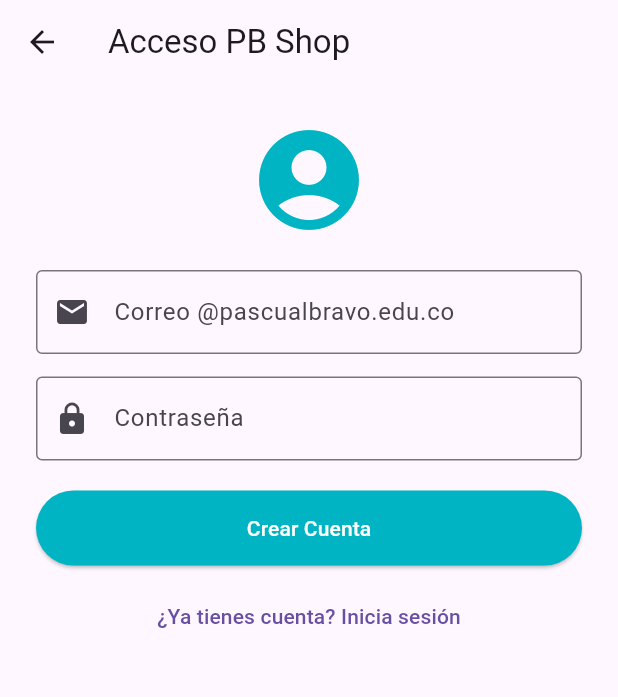
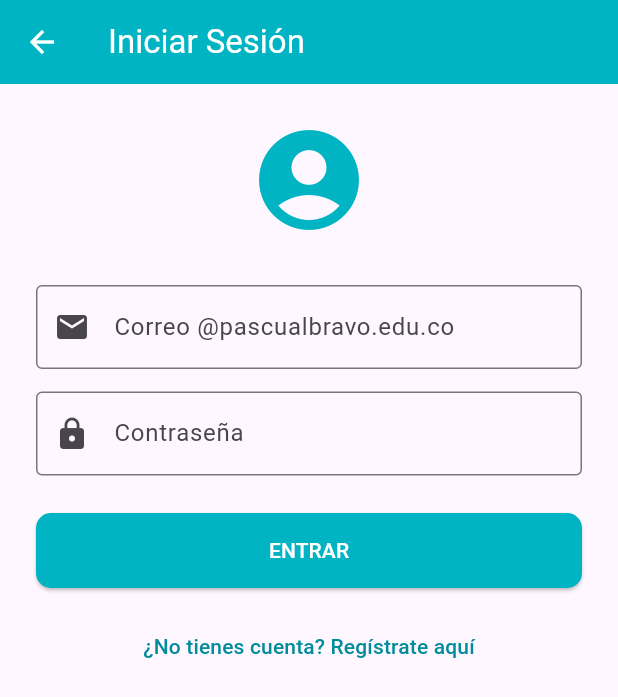
Before and after one commit to pbshopapp/PbShop, a Flutter app: the screen it shows after launch, item 4 of the bottom bar chosen, after a tap on "Iniciar Sesión", on a phone screen of 412 x 824 dp. Shown: the top 697 px of the screen. Run offline on Flutter 3.47's test engine with Material 3 defaults, Android fonts, the phone set to English and light mode, and no system bars; our stand-ins replace supabase_flutter; accounts and stored records are empty.

Commit message:
actualizacion 2 detalles login y admin neg page

```diff
--- a/lib/pantallas/home_page.dart
+++ b/lib/pantallas/home_page.dart
@@ -38,9 +38,9 @@ class _HomePageState extends State<home_page> {
             unselectedItemColor: Colors.grey,
             items: const [
               BottomNavigationBarItem(icon: Icon(Icons.home_outlined), activeIcon: Icon(Icons.home), label: 'Inicio'),
-              BottomNavigationBarItem(icon: Icon(Icons.category), label: 'Explorar'),
+              BottomNavigationBarItem(icon: Icon(Icons.shopping_bag_outlined), activeIcon: Icon(Icons.shopping_bag), label: 'Explorar'),
               BottomNavigationBarItem(icon: Icon(Icons.shopping_cart_checkout), activeIcon: Icon(Icons.shopping_cart), label: 'Pedidos'),
-              BottomNavigationBarItem(icon: Icon(Icons.info_outline), activeIcon: Icon(Icons.info), label: 'Info'),
+              BottomNavigationBarItem(icon: Icon(Icons.person_2_outlined), activeIcon: Icon(Icons.person), label: 'Perfil'),
             ],
           ),
         ),
--- a/lib/pantallas/info_page.dart
+++ b/lib/pantallas/info_page.dart
@@ -1,8 +1,9 @@
 import 'package:flutter/material.dart';
 import 'package:pbshop/pantallas/documentation_page.dart';
 import 'package:pbshop/pantallas/help_page.dart';
-import 'package:pbshop/pantallas/login_page.dart'; // Asegúrate de importar tu nueva login_page
+import 'package:pbshop/pantallas/login_page.dart';
 import 'package:supabase_flutter/supabase_flutter.dart';
+import 'package:pbshop/pantallas/admin_neg_page.dart';
 
 class info_page extends StatelessWidget {
   const info_page({super.key});
@@ -20,7 +21,7 @@ class info_page extends StatelessWidget {
           const Text("Proyecto de ecosistema digital para el Pascual Bravo."),
           const Divider(height: 40),
 
-          _itemFinanciero("Inversión", "Detalles del proyecto pascualino", Icons.trending_up, Colors.blue),
+          _itemCreative("Inversión", "Detalles del proyecto pascualino", Icons.trending_up, Colors.blue),
 
           const SizedBox(height: 20),
 
@@ -42,8 +43,17 @@ class info_page extends StatelessWidget {
             const documentation_page()
           ),
 
-          const SizedBox(height: 40),
+          const SizedBox(height: 20),
 
+          // Botón Panel Admin (solo para negocios)
+          _botonMenu(
+            context,
+            "Panel de Negocio",
+            Icons.admin_panel_settings_outlined,
+            const admin_neg_page()
+          ),
+
+          const SizedBox(height: 20),
           // --- SECCIÓN DINÁMICA DE LOGIN / LOGOUT ---
           StreamBuilder<AuthState>(
             stream: Supabase.instance.client.auth.onAuthStateChange,
@@ -69,9 +79,11 @@ class info_page extends StatelessWidget {
         Navigator.push(context, MaterialPageRoute(builder: (context) => const login_page()));
       },
       style: ElevatedButton.styleFrom(
+        shape: RoundedRectangleBorder(borderRadius: BorderRadius.circular(10)),
         backgroundColor: const Color.fromRGBO(0, 180, 195, 1),
         foregroundColor: Colors.white,
-        padding: const EdgeInsets.symmetric(vertical: 15),
+        padding: const EdgeInsets.symmetric(vertical: 20),
+
       ),
       icon: const Icon(Icons.login),
       label: const Text("Iniciar Sesión"),
@@ -85,9 +97,10 @@ class info_page extends StatelessWidget {
         await Supabase.instance.client.auth.signOut();
       },
       style: OutlinedButton.styleFrom(
+        shape: RoundedRectangleBorder(borderRadius: BorderRadius.circular(10)),
         foregroundColor: Colors.redAccent,
         side: const BorderSide(color: Colors.redAccent),
-        padding: const EdgeInsets.symmetric(vertical: 15),
+        padding: const EdgeInsets.symmetric(vertical: 20),
       ),
       icon: const Icon(Icons.logout),
       label: const Text("Cerrar Sesión"),
@@ -109,7 +122,7 @@ class info_page extends StatelessWidget {
     );
   }
 
-  Widget _itemFinanciero(String titulo, String subtitulo, IconData icono, Color color) {
+  Widget _itemCreative(String titulo, String subtitulo, IconData icono, Color color) {
     return Card(
       margin: const EdgeInsets.only(bottom: 10),
       child: ListTile(
--- a/lib/pantallas/inicio_content.dart
+++ b/lib/pantallas/inicio_content.dart
@@ -17,13 +17,14 @@ class _InicioContentState extends State<InicioContent> {
 
   @override
   Widget build(BuildContext context) {
-    // 1. ELIMINAMOS el query.ilike de aquí arriba.
     // Pedimos el stream completo de la vista.
     final Stream<List<Map<String, dynamic>>> _productosStream = Supabase.instance.client
         .from('v_productos_con_rating')
         .stream(primaryKey: ['id']);
 
-    return CustomScrollView(
+    // SOLUCIÓN: Agregamos un Scaffold para proporcionar el contexto de Material Design
+    return Scaffold(
+      body: CustomScrollView(
         slivers: [
           const EncabezadoAnimado(),
           SliverToBoxAdapter(
@@ -46,22 +47,24 @@ class _InicioContentState extends State<InicioContent> {
             builder: (context, snapshot) {
               if (snapshot.connectionState == ConnectionState.waiting) {
                 return const SliverToBoxAdapter(
-                child: Center(child: CircularProgressIndicator()),
+                  child: Center(
+                    child: Padding(
+                      padding: EdgeInsets.all(20.0),
+                      child: CircularProgressIndicator(),
+                    ),
+                  ),
                 );
               }
 
-            // 2. FILTRADO MANUAL: Aquí es donde sucede la magia
               List<Map<String, dynamic>> productos = snapshot.data ?? [];
 
               if (textoBusqueda.isNotEmpty) {
-              // Filtramos la lista localmente
                 productos = productos.where((item) {
                   final nombre = item['nombre'].toString().toLowerCase();
                   final consulta = textoBusqueda.toLowerCase();
                   return nombre.contains(consulta);
                 }).toList();
               } else {
-              // Solo barajamos si no estamos buscando
                 productos.shuffle();
               }
 
@@ -70,7 +73,10 @@ class _InicioContentState extends State<InicioContent> {
                   child: Center(
                     child: Padding(
                       padding: EdgeInsets.all(40.0),
-                    child: Text("No se encontraron productos"),
+                      child: Text(
+                        "No se encontraron productos",
+                        style: TextStyle(fontSize: 16, color: Colors.grey),
+                      ),
                     ),
                   ),
                 );
@@ -96,6 +102,7 @@ class _InicioContentState extends State<InicioContent> {
             },
           ),
         ],
+      ),
     );
   }
 }
--- a/lib/pantallas/login_page.dart
+++ b/lib/pantallas/login_page.dart
@@ -1,5 +1,8 @@
 import 'package:flutter/material.dart';
+import 'package:flutter/services.dart';
+import 'package:pbshop/pantallas/admin_neg_page.dart';
 import 'package:supabase_flutter/supabase_flutter.dart';
+import 'package:pbshop/pantallas/inicio_content.dart';
 
 class login_page extends StatefulWidget {
   const login_page({super.key});
@@ -7,17 +10,17 @@ class login_page extends StatefulWidget {
   @override
   State<login_page> createState() => _LoginPageState();
 }
-
 class _LoginPageState extends State<login_page> {
   final _emailController = TextEditingController();
   final _passwordController = TextEditingController();
+  final _telefonoController = TextEditingController();
+
   bool _isLoading = false;
+  // CAMBIO 1: Ahora _isLogin empieza en 'true' para mostrar primero el inicio de sesión
+  bool _isLogin = true;
+
   String _extraerNombreDelCorreo(String email) {
-    // 1. Quitamos el dominio @pascualbravo.edu.co
     String parteInicial = email.split('@')[0];
-
-    // 2. Reemplazamos los puntos por espacios y ponemos la primera letra en mayúscula
-    // Ejemplo: "juan.perez" -> "Juan Perez"
     List<String> palabras = parteInicial.split('.');
     return palabras.map((p) {
       if (p.isEmpty) return "";
@@ -25,29 +28,31 @@ class _LoginPageState extends State<login_page> {
     }).join(' ');
   }
 
-  Future<void> _signUp() async {
-    final email = _emailController.text.trim();
-    final password = _passwordController.text.trim();
-
-    if (!email.endsWith('@pascualbravo.edu.co')) {
-      _mostrarError("Usa tu correo institucional");
-      return;
-    }
-
-    // EXTRAEMOS EL NOMBRE AUTOMÁTICAMENTE
-    String nombreExtraido = _extraerNombreDelCorreo(email);
-
+  // FUNCIÓN PARA INICIAR SESIÓN
+  Future<void> _signIn() async {
     setState(() => _isLoading = true);
     try {
-      await Supabase.instance.client.auth.signUp(
-        email: email,
-        password: password,
-        data: {
-          'nombre': nombreExtraido, // Se guarda en raw_user_meta_data
-          'rol': 'estudiante',
-        },
+      final response = await Supabase.instance.client.auth.signInWithPassword(
+        email: _emailController.text.trim(),
+        password: _passwordController.text.trim(),
       );
-      _mostrarExito("¡Cuenta creada para $nombreExtraido!");
+
+      if (response.user != null) {
+        // Consultamos el rol para saber a dónde mandarlo
+        final perfil = await Supabase.instance.client
+            .from('perfiles')
+            .select('rol')
+            .eq('id', response.user!.id)
+            .maybeSingle();
+
+        if (mounted) {
+          if (perfil != null && perfil['rol'] == 'admin_negocio') {
+            Navigator.pushReplacement(context, MaterialPageRoute(builder: (context) => const admin_neg_page()));
+          } else {
+            Navigator.pushReplacement(context, MaterialPageRoute(builder: (context) => const InicioContent()));
+          }
+        }
+      }
     } on AuthException catch (error) {
       _mostrarError(error.message);
     } finally {
@@ -55,61 +60,142 @@ class _LoginPageState extends State<login_page> {
     }
   }
 
-  void _mostrarError(String mensaje) {
-    ScaffoldMessenger.of(context).showSnackBar(SnackBar(content: Text(mensaje), backgroundColor: Colors.red));
+  // TU FUNCIÓN DE REGISTRO (Se queda casi igual)
+  Future<void> _signUp() async {
+    final email = _emailController.text.trim();
+    if (!email.endsWith('@pascualbravo.edu.co')) {
+      _mostrarError("Usa tu correo institucional");
+      return;
+    }
+    // ... validación de teléfono ...
+    setState(() => _isLoading = true);
+    try {
+      await Supabase.instance.client.auth.signUp(
+        email: email,
+        password: _passwordController.text.trim(),
+        data: {
+          'nombre': _extraerNombreDelCorreo(email),
+          'telefono': _telefonoController.text.trim(),
+          'rol': 'estudiante',
+        },
+      );
+      _mostrarExito("¡Cuenta creada! Revisa tu correo.");
+    } on AuthException catch (error) {
+      _mostrarError(error.message);
+    } finally {
+      setState(() => _isLoading = false);
+    }
   }
 
-  void _mostrarExito(String mensaje) {
-    ScaffoldMessenger.of(context).showSnackBar(SnackBar(content: Text(mensaje), backgroundColor: Colors.green));
-  }
+  void _mostrarError(String mensaje) => ScaffoldMessenger.of(context).showSnackBar(SnackBar(content: Text(mensaje), backgroundColor: Colors.red));
+  void _mostrarExito(String mensaje) => ScaffoldMessenger.of(context).showSnackBar(SnackBar(content: Text(mensaje), backgroundColor: Colors.green));
 
   @override
   Widget build(BuildContext context) {
     return Scaffold(
-      appBar: AppBar(title: const Text("Acceso PB Shop")),
+      // CAMBIO 2: Título dinámico según el estado
+      appBar: AppBar(
+        title: Text(_isLogin ? "Iniciar Sesión" : "Crear Cuenta PB Shop"),
+        backgroundColor: const Color.fromRGBO(0, 180, 195, 1),
+        foregroundColor: Colors.white,
+      ),
       body: SingleChildScrollView(
         padding: const EdgeInsets.all(24.0),
         child: Column(
           children: [
-            const Icon(Icons.account_circle, size: 80, color: Color.fromRGBO(0, 180, 195, 1)),
-            const SizedBox(height: 20),
+            const Icon(
+              Icons.account_circle,
+              size: 80,
+              color: Color.fromRGBO(0, 180, 195, 1)
+            ),
+            const SizedBox(height: 30),
+
+            // CAMPO EMAIL
             TextField(
               controller: _emailController,
+              keyboardType: TextInputType.emailAddress,
               decoration: const InputDecoration(
                 labelText: 'Correo @pascualbravo.edu.co',
                 border: OutlineInputBorder(),
-                prefixIcon: Icon(Icons.email),
+                prefixIcon: Icon(Icons.email)
               ),
             ),
             const SizedBox(height: 15),
+
+            // CAMPO PASSWORD
             TextField(
               controller: _passwordController,
               obscureText: true,
               decoration: const InputDecoration(
                 labelText: 'Contraseña',
                 border: OutlineInputBorder(),
-                prefixIcon: Icon(Icons.lock),
+                prefixIcon: Icon(Icons.lock)
               ),
             ),
-            const SizedBox(height: 20),
+            const SizedBox(height: 15),
 
-            if (_isLoading) const CircularProgressIndicator()
+            // CAMPO TELÉFONO (Solo se muestra en modo Registro)
+            if (!_isLogin) ...[
+              TextField(
+                controller: _telefonoController,
+                keyboardType: TextInputType.phone,
+                maxLength: 10,
+                inputFormatters: [FilteringTextInputFormatter.digitsOnly],
+                decoration: InputDecoration(
+                  labelText: "Teléfono Celular",
+                  prefixText: "+57 ",
+                  counterText: "",
+                  border: OutlineInputBorder(borderRadius: BorderRadius.circular(10)),
+                  prefixIcon: const Icon(Icons.phone),
+                ),
+              ),
+              const SizedBox(height: 20),
+            ],
+
+            const SizedBox(height: 10),
+
+            if (_isLoading)
+              const CircularProgressIndicator()
             else ...[
+              // BOTÓN PRINCIPAL
               ElevatedButton(
-                onPressed: _signUp, // Botón de Crear Cuenta
+                onPressed: () {
+                  if (_isLogin) {
+                    _signIn();
+                  } else {
+                    if (_telefonoController.text.length == 10) {
+                      _signUp();
+                    } else {
+                      _mostrarError("El teléfono debe tener 10 dígitos");
+                    }
+                  }
+                },
                 style: ElevatedButton.styleFrom(
                   backgroundColor: const Color.fromRGBO(0, 180, 195, 1),
+                  foregroundColor: Colors.white,
                   minimumSize: const Size(double.infinity, 50),
+                  shape: RoundedRectangleBorder(borderRadius: BorderRadius.circular(10)),
                 ),
-                child: const Text("Crear Cuenta", style: TextStyle(color: Colors.white)),
+                child: Text(_isLogin ? "ENTRAR" : "REGISTRARME"),
               ),
-              const SizedBox(height: 10),
+
+              const SizedBox(height: 15),
+
+              // BOTÓN PARA CAMBIAR DE MODO
               TextButton(
-                onPressed: () { /* Aquí podrías llamar a signIn normal */ },
-                child: const Text("¿Ya tienes cuenta? Inicia sesión"),
+                onPressed: () {
+                  setState(() {
+                    _isLogin = !_isLogin;
+                  });
+                },
+                child: Text(
+                  _isLogin
+                    ? "¿No tienes cuenta? Regístrate aquí"
+                    : "¿Ya tienes cuenta? Inicia sesión",
+                  style: const TextStyle(color: Color.fromRGBO(0, 140, 155, 1)),
+                ),
               ),
             ],
-
           ],
         ),
       ),
--- a/lib/widgets/BuscadorWidget.dart
+++ b/lib/widgets/BuscadorWidget.dart
@@ -1,16 +1,19 @@
 import 'package:flutter/material.dart';
 
 class BuscadorWidget extends StatelessWidget {
-  final Function(String) onChanged; // Agregamos la definición
+  final Function(String) onChanged;
 
   const BuscadorWidget({super.key, required this.onChanged});
 
   @override
   Widget build(BuildContext context) {
-    return Padding(
+    // AGREGAMOS: El widget Material para que el TextField tenga donde "dibujarse"
+    return Material(
+      color: Colors.transparent, // Mantenemos el fondo transparente
+      child: Padding(
         padding: const EdgeInsets.all(16.0),
         child: TextField(
-        onChanged: onChanged, // Conectamos con el TextField
+          onChanged: onChanged,
           decoration: InputDecoration(
             hintText: "Buscar productos...",
             prefixIcon: const Icon(Icons.search, color: Color.fromRGBO(0, 180, 195, 1)),
@@ -22,6 +25,7 @@ class BuscadorWidget extends StatelessWidget {
             ),
           ),
         ),
+      ),
     );
   }
 }
```
Also changed, not shown: lib/pantallas/admin_neg_page.dart (added, +280 -0 lines), lib/servicios/ProductosService.dart (added, +69 -0 lines), lib/widgets/CartaProducto.dart (+11 -8 lines), 1 other file. Lines whose indentation alone changed are shown as unchanged.
